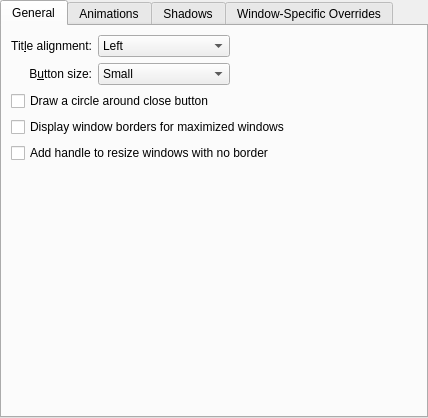
Above: kdecoration/config/ui/breezeconfigurationui.ui from Luwx/Lightly before the change. Below: the same form after it.
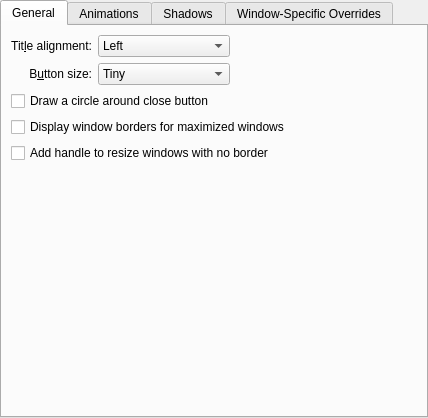
That is the form after the change. Custom widgets are drawn as their Qt base class.

Commit message: added tiny (=minimal) button size, for high-dpi screens CCBUG: 348399

```diff
--- a/kdecoration/config/ui/breezeconfigurationui.ui
+++ b/kdecoration/config/ui/breezeconfigurationui.ui
@@ -52,6 +52,11 @@
        </item>
        <item row="1" column="1">
         <widget class="QComboBox" name="buttonSize">
+         <item>
+          <property name="text">
+           <string>Tiny</string>
+          </property>
+         </item>
          <item>
           <property name="text">
            <string comment="@item:inlistbox Button size:">Small</string>
```
The commit also changes 2 other files.
